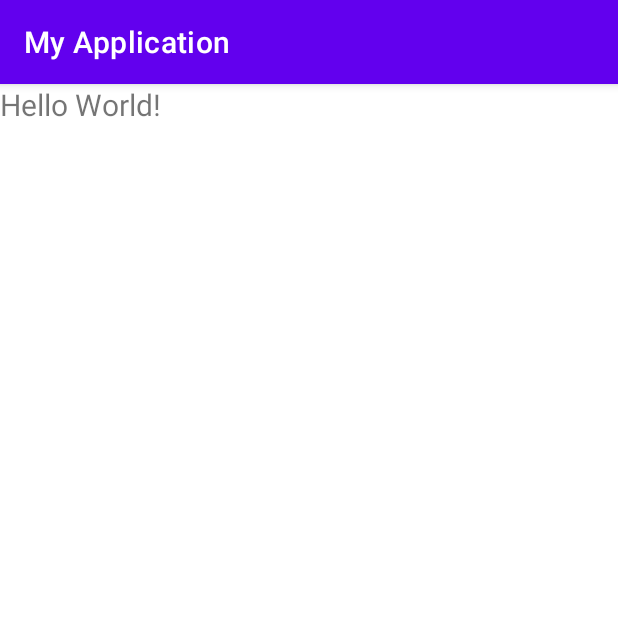
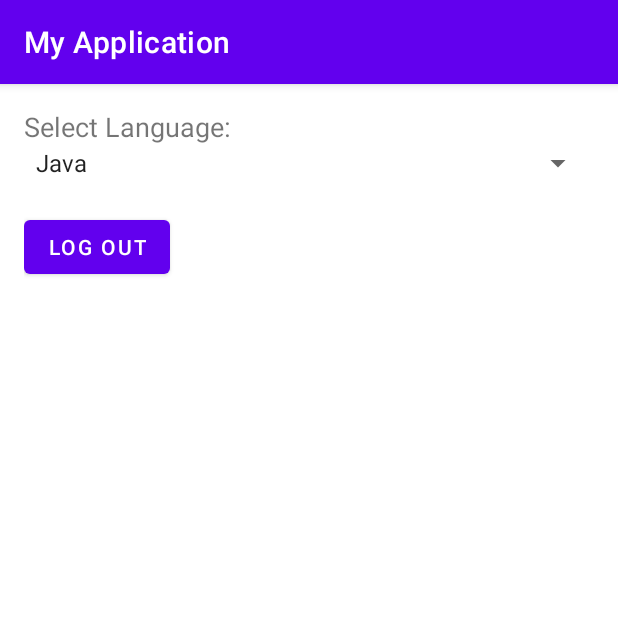
Before and after one commit to mh21adq/Project, an Android app: the HomePage screen opened directly, with no data from a screen before it, on a phone screen of 412 x 824 dp, the top half of it. Run offline under Robolectric (Android 15) with nearby library versions, the phone set to English and light mode, and no system bars; our stand-ins replace Firebase (no records; nobody signed in at launch, a user with empty details on screens opened directly).

Commit message:
Design added

```diff
--- a/app/src/main/java/com/example/myapplication/HomePage.java
+++ b/app/src/main/java/com/example/myapplication/HomePage.java
@@ -2,19 +2,42 @@ package com.example.myapplication;
 
 import android.os.Bundle;
 import androidx.appcompat.app.AppCompatActivity;
-import android.widget.TextView;
+import android.widget.Spinner;
+import android.widget.ArrayAdapter;
+import android.widget.Button;
+import android.view.View;
+import com.google.firebase.auth.FirebaseAuth;
 
 public class HomePage extends AppCompatActivity {
+
+    private Spinner spinnerLanguage;
+    private Button buttonLogout;
+    private FirebaseAuth firebaseAuth;
 
     @Override
     protected void onCreate(Bundle savedInstanceState) {
         super.onCreate(savedInstanceState);
         setContentView(R.layout.activity_home_page);
 
-        TextView textView = new TextView(this);
-        textView.setTextSize(20);
-        textView.setText("Hello World!");
+        // Initialize Firebase Auth
+        firebaseAuth = FirebaseAuth.getInstance();
 
-        setContentView(textView);
+        // Set up the language spinner
+        spinnerLanguage = findViewById(R.id.spinnerLanguage);
+        ArrayAdapter<CharSequence> adapter = ArrayAdapter.createFromResource(this,
+                R.array.languages_array, android.R.layout.simple_spinner_item);
+        adapter.setDropDownViewResource(android.R.layout.simple_spinner_dropdown_item);
+        spinnerLanguage.setAdapter(adapter);
+
+        // Set up the logout button
+        buttonLogout = findViewById(R.id.buttonLogout);
+        buttonLogout.setOnClickListener(new View.OnClickListener() {
+            @Override
+            public void onClick(View view) {
+                firebaseAuth.signOut();
+                // Redirect to login page or another activity after logout
+                finish();
+            }
+        });
     }
 }
--- a/app/src/main/java/com/example/myapplication/Register.java
+++ b/app/src/main/java/com/example/myapplication/Register.java
@@ -2,6 +2,7 @@ package com.example.myapplication;
 
 import androidx.appcompat.app.AppCompatActivity;
 
+import android.annotation.SuppressLint;
 import android.os.Bundle;
 import android.view.View;
 import android.widget.Button;
--- /dev/null
+++ b/app/src/main/res/drawable/ic_email.xml
@@ -0,0 +1,5 @@
+<vector android:height="24dp" android:tint="#000000"
+    android:viewportHeight="24" android:viewportWidth="24"
+    android:width="24dp" xmlns:android="http://schemas.android.com/apk/res/android">
+    <path android:fillColor="@android:color/white" android:pathData="M12,12c2.21,0 4,-1.79 4,-4s-1.79,-4 -4,-4 -4,1.79 -4,4 1.79,4 4,4zM12,14c-2.67,0 -8,1.34 -8,4v2h16v-2c0,-2.66 -5.33,-4 -8,-4z"/>
+</vector>
--- a/app/src/main/res/layout/activity_home_page.xml
+++ b/app/src/main/res/layout/activity_home_page.xml
@@ -1,9 +1,25 @@
 <?xml version="1.0" encoding="utf-8"?>
-<androidx.constraintlayout.widget.ConstraintLayout xmlns:android="http://schemas.android.com/apk/res/android"
-    xmlns:app="http://schemas.android.com/apk/res-auto"
-    xmlns:tools="http://schemas.android.com/tools"
+<LinearLayout xmlns:android="http://schemas.android.com/apk/res/android"
     android:layout_width="match_parent"
     android:layout_height="match_parent"
-    tools:context=".HomePage">
+    android:orientation="vertical"
+    android:padding="16dp">
 
-</androidx.constraintlayout.widget.ConstraintLayout>
+    <TextView
+        android:layout_width="wrap_content"
+        android:layout_height="wrap_content"
+        android:text="Select Language:"
+        android:textSize="18sp" />
+
+    <Spinner
+        android:id="@+id/spinnerLanguage"
+        android:layout_width="match_parent"
+        android:layout_height="wrap_content" />
+
+    <Button
+        android:id="@+id/buttonLogout"
+        android:layout_width="wrap_content"
+        android:layout_height="wrap_content"
+        android:text="Log Out"
+        android:layout_marginTop="20dp" />
+</LinearLayout>
--- a/app/src/main/res/values/strings.xml
+++ b/app/src/main/res/values/strings.xml
@@ -1,3 +1,8 @@
 <resources>
     <string name="app_name">My Application</string>
+    <string-array name="languages_array">
+        <item>Java</item>
+        <item>Python</item>
+        <!-- Add other languages as needed -->
+    </string-array>
 </resources>
```
Also changed, not shown: app/src/main/java/com/example/myapplication/MainActivity.java (+7 -4 lines), app/src/main/res/drawable/button_background.xml (added, +17 -0 lines), app/src/main/res/drawable/edit_text_background.xml (added, +17 -0 lines), app/src/main/res/layout/activity_main.xml (+75 -39 lines).
